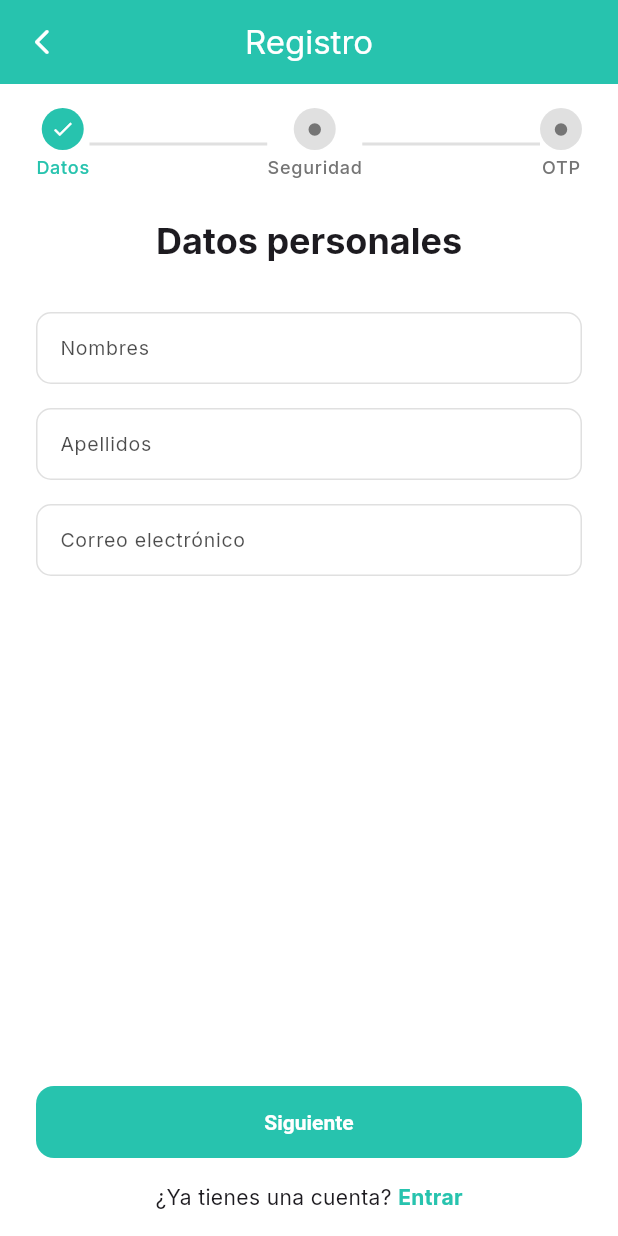
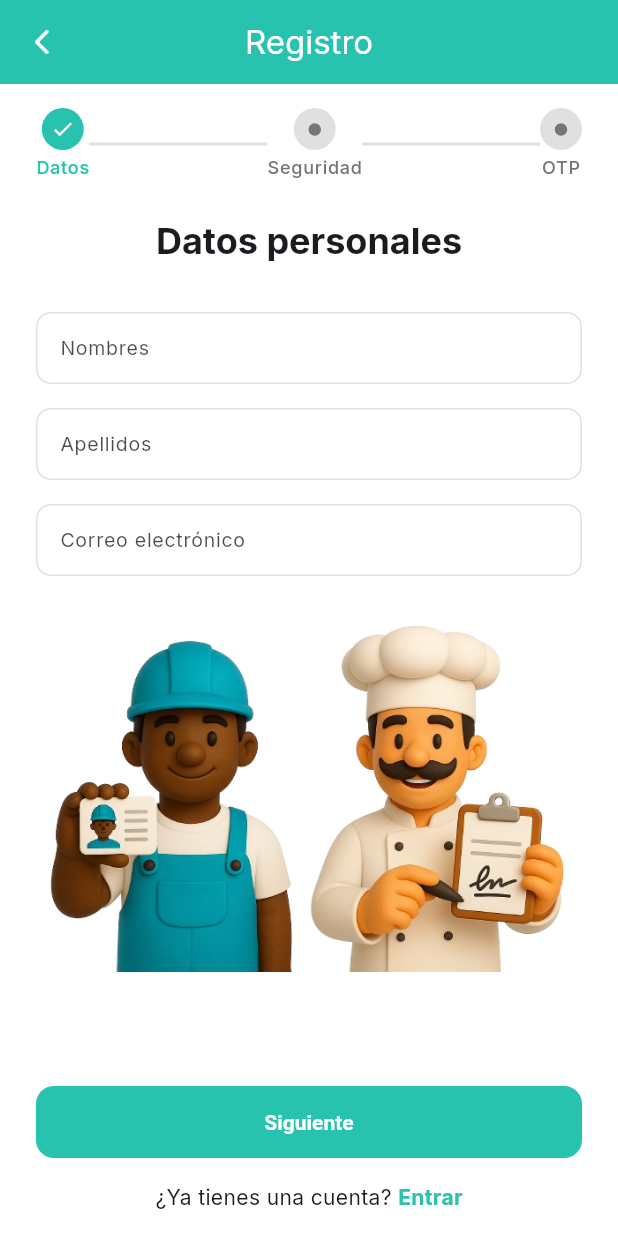
Before and after one commit to Serfelzxcv/recomiendalo, a Flutter app: the RegisterScreen screen opened by its route, on a phone screen of 412 x 824 dp. Run offline on Flutter 3.47's test engine with Material 3 defaults, Android fonts, the phone set to English and light mode, and no system bars; our stand-ins replace dio, dropdown_button2, flutter_dotenv, flutter_riverpod, go_router, google_fonts and 2 more.

Commit message:
feat(register)

```diff
--- a/lib/features/auth/screens/register_screen.dart
+++ b/lib/features/auth/screens/register_screen.dart
@@ -172,15 +172,18 @@ class _RegisterScreenState extends State<RegisterScreen> {
 
   Widget _buildStepContent(ColorScheme colors, TextTheme t) {
     switch (_step) {
+      // Paso 1 - Datos personales
       case 0:
         return Form(
           key: _formKeyStep1,
           child: ListView(
             key: const ValueKey('step1'),
             children: [
-              Text('Datos personales',
+              Text(
+                'Datos personales',
                 style: t.headlineSmall?.copyWith(fontWeight: FontWeight.bold),
-                  textAlign: TextAlign.center),
+                textAlign: TextAlign.center,
+              ),
               const SizedBox(height: 32),
               AppTextField(
                 label: 'Nombres',
@@ -206,19 +209,37 @@ class _RegisterScreenState extends State<RegisterScreen> {
                   return null;
                 },
               ),
+              Padding(
+                padding: const EdgeInsets.symmetric(vertical: 24),
+                child: Center(
+                  child: LayoutBuilder(
+                    builder: (context, constraints) {
+                      final maxHeight = constraints.maxHeight * 0.35;
+                      return Image.asset(
+                        'assets/images/register.png',
+                        height: maxHeight.clamp(140, 240),
+                        fit: BoxFit.contain,
+                      );
+                    },
+                  ),
+                ),
+              ),
             ],
           ),
         );
 
+      // Paso 2 - Seguridad
       case 1:
         return Form(
           key: _formKeyStep2,
           child: ListView(
             key: const ValueKey('step2'),
             children: [
-              Text('Seguridad y contacto',
+              Text(
+                'Seguridad y contacto',
                 style: t.headlineSmall?.copyWith(fontWeight: FontWeight.bold),
-                  textAlign: TextAlign.center),
+                textAlign: TextAlign.center,
+              ),
               const SizedBox(height: 32),
               AppTextField(
                 label: 'Contraseña',
@@ -250,19 +271,37 @@ class _RegisterScreenState extends State<RegisterScreen> {
                 onChanged: (phone) =>
                     _phoneController.text = phone.completeNumber,
               ),
+              Padding(
+                padding: const EdgeInsets.symmetric(vertical: 24),
+                child: Center(
+                  child: LayoutBuilder(
+                    builder: (context, constraints) {
+                      final maxHeight = constraints.maxHeight * 0.35;
+                      return Image.asset(
+                        'assets/images/security.png',
+                        height: maxHeight.clamp(140, 240),
+                        fit: BoxFit.contain,
+                      );
+                    },
+                  ),
+                ),
+              ),
             ],
           ),
         );
 
+      // Paso 3 - OTP
       default:
         return Form(
           key: _formKeyStep3,
           child: ListView(
             key: const ValueKey('step3'),
             children: [
-              Text('Verifica tu teléfono',
+              Text(
+                'Verifica tu teléfono',
                 style: t.headlineSmall?.copyWith(fontWeight: FontWeight.bold),
-                  textAlign: TextAlign.center),
+                textAlign: TextAlign.center,
+              ),
               const SizedBox(height: 32),
               AppTextField(
                 label: 'Código OTP',
@@ -270,6 +309,21 @@ class _RegisterScreenState extends State<RegisterScreen> {
                 keyboardType: TextInputType.number,
                 validator: (v) =>
                     v == null || v.isEmpty ? 'Ingrese el código' : null,
+              ),
+              Padding(
+                padding: const EdgeInsets.symmetric(vertical: 24),
+                child: Center(
+                  child: LayoutBuilder(
+                    builder: (context, constraints) {
+                      final maxHeight = constraints.maxHeight * 0.35;
+                      return Image.asset(
+                        'assets/images/otp.png',
+                        height: maxHeight.clamp(140, 240),
+                        fit: BoxFit.contain,
+                      );
+                    },
+                  ),
+                ),
               ),
             ],
           ),
@@ -302,16 +356,19 @@ class _StepHeader extends StatelessWidget {
           ),
         ),
         const SizedBox(height: 4),
-        Text(text,
+        Text(
+          text,
           style: Theme.of(context)
               .textTheme
               .labelMedium
-                ?.copyWith(color: active ? colors.primary : Colors.grey[600])),
+              ?.copyWith(color: active ? colors.primary : Colors.grey[600]),
+        ),
       ]);
     }
 
-    Widget line(bool filled) =>
-        Expanded(child: Container(height: 2, color: filled ? colors.primary : Colors.grey[300]));
+    Widget line(bool filled) => Expanded(
+        child: Container(
+            height: 2, color: filled ? colors.primary : Colors.grey[300]));
 
     return Row(
       mainAxisAlignment: MainAxisAlignment.center,
@@ -375,7 +432,6 @@ class _BottomActions extends StatelessWidget {
   }
 }
 
-/// 🔹 Link “¿Ya tienes una cuenta?”
 class _LoginRedirect extends StatelessWidget {
   final VoidCallback onTap;
   const _LoginRedirect({required this.onTap});
--- a/pubspec.yaml
+++ b/pubspec.yaml
@@ -52,4 +52,7 @@ flutter:
   assets:
     - .env
     - assets/images/workers_without_background.png
+    - assets/images/register.png
+    - assets/images/otp.png
+    - assets/images/security.png
     # - assets/icons/
```
Also changed, not shown: assets/images/otp.png (added), assets/images/register.png (added), assets/images/security.png (added), 1 other file. Lines whose indentation alone changed are shown as unchanged.
